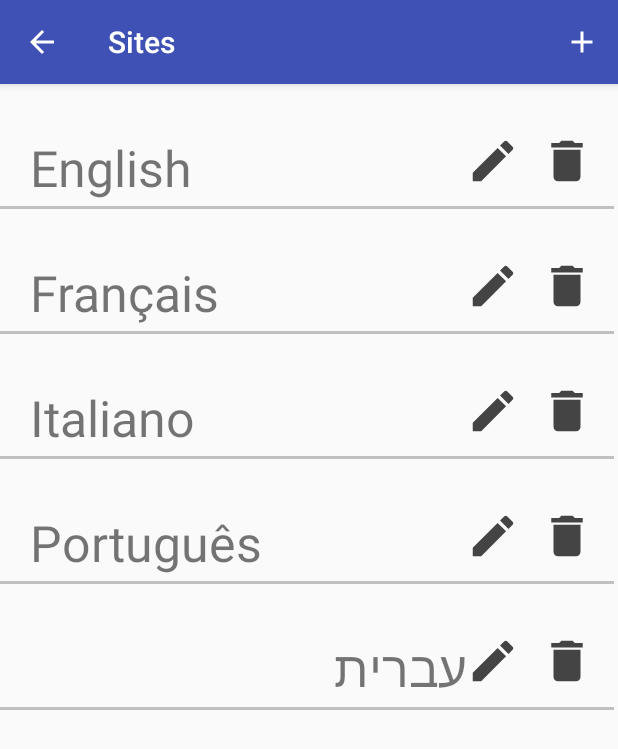
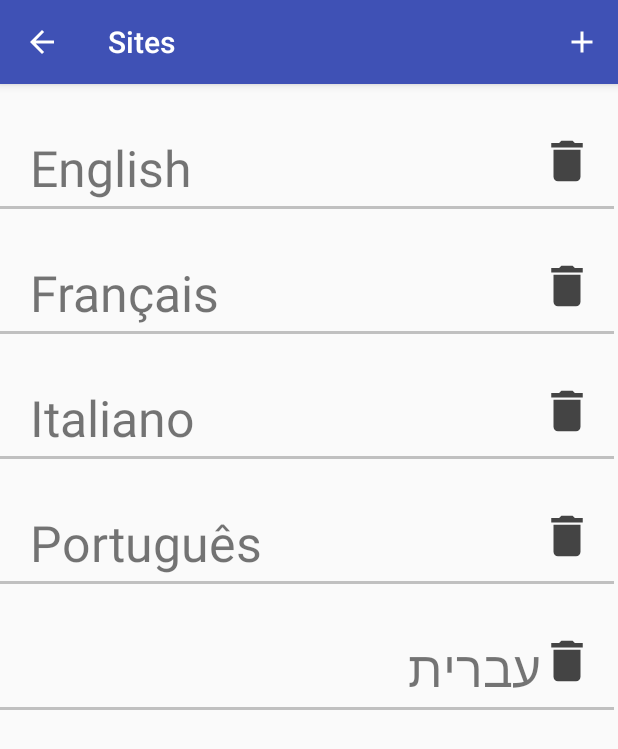
Before and after one commit to volund/wikireader, an Android app: the SitesActivity screen opened directly, with no data from a screen before it, on a phone screen of 412 x 824 dp. Shown: the top 749 px of the screen. Run offline under Robolectric (Android 15) with nearby library versions, the phone set to English and light mode, and no system bars.

Commit message:
hide edit icon

```diff
--- a/app/src/main/java/com/putskul_productions/wikireader/SitesAdapter.java
+++ b/app/src/main/java/com/putskul_productions/wikireader/SitesAdapter.java
@@ -61,7 +61,7 @@ public class SitesAdapter extends RecyclerView.Adapter<SitesAdapter.SitesViewHol
             holder.label.setText(language.label);
             holder.subLabel.setText("");
             holder.subLabel.setVisibility(View.GONE);
-            holder.editIcon.setVisibility(View.VISIBLE);
+            holder.editIcon.setVisibility(View.GONE);
             /*
             holder.editIcon.setOnClickListener(new View.OnClickListener() {
                 @Override
```
